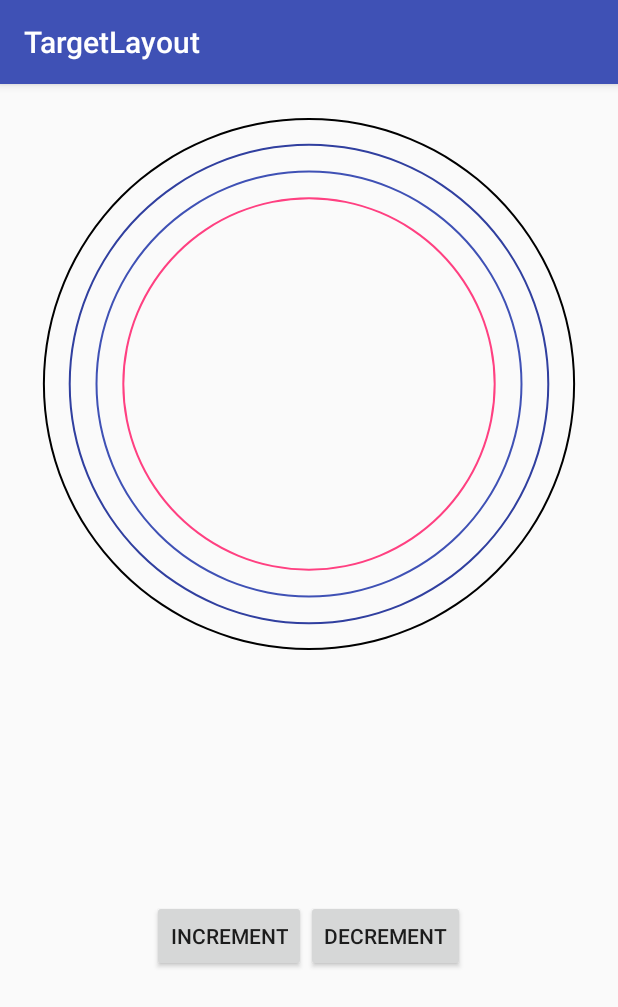
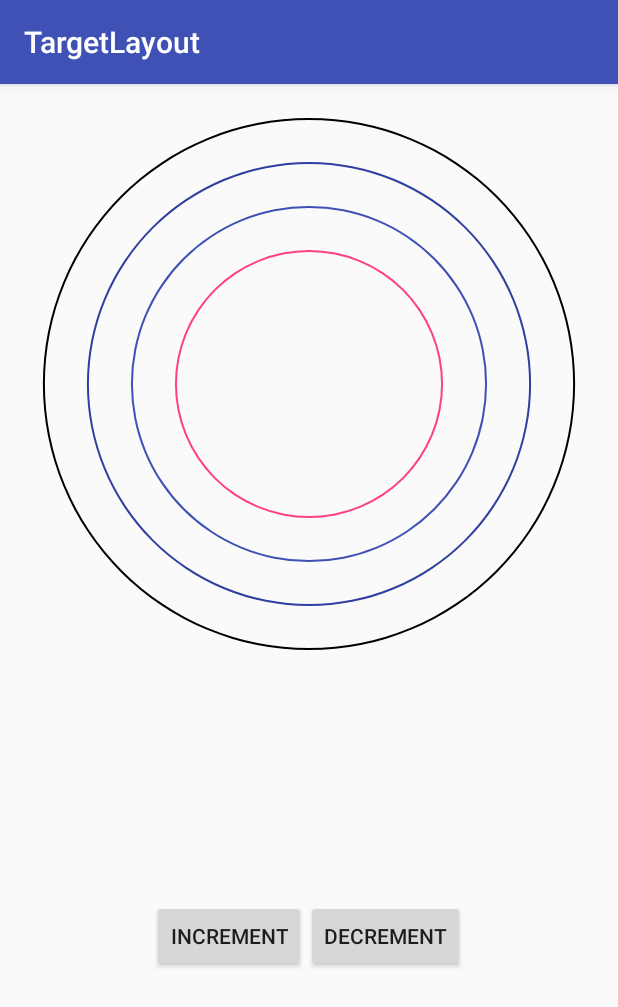
Before and after one commit to tsalik/target-layout, an Android app: the screen it shows after launch (MainActivity), on a phone screen of 412 x 824 dp. Shown: the top 1007 px of the screen. Run offline under Robolectric (Android 15) with nearby library versions, the phone set to English and light mode, and no system bars.

Commit message:
fixes stepPercent calculation when fixing is needed

```diff
--- a/TargetLayout/demo/src/main/res/layout/activity_main.xml
+++ b/TargetLayout/demo/src/main/res/layout/activity_main.xml
@@ -20,7 +20,7 @@
         android:layout_weight="0.5"
         app:levelDrawable="@drawable/levels"
         app:max_number_of_levels="4"
-        app:center_percent="0.7"
+        app:center_percent="0.5"
         app:step_percent="0.2"/>
 
     <LinearLayout
--- a/TargetLayout/targetlayout/src/main/java/com/ktsal/targetlayout/TargetLayout.java
+++ b/TargetLayout/targetlayout/src/main/java/com/ktsal/targetlayout/TargetLayout.java
@@ -41,15 +41,6 @@ public class TargetLayout extends FrameLayout implements TargetAction {
     }
 
     @Override
-    protected void onMeasure(int widthMeasureSpec, int heightMeasureSpec) {
-        super.onMeasure(widthMeasureSpec, heightMeasureSpec);
-
-        int width = getMeasuredWidth();
-        int height = getMeasuredHeight();
-        fixStepPercentIfNeeded(width, height);
-    }
-
-    @Override
     protected void onDraw(Canvas canvas) {
 
         int canvasWidth = canvas.getWidth();
@@ -59,6 +50,7 @@ public class TargetLayout extends FrameLayout implements TargetAction {
         Log.i(TAG, String.format(Locale.getDefault(), "canvas width: %d, height: %d", canvasWidth, canvasHeight));
         Target.Level current = target.getCurrentLevel();
         if (current != null) {
+            fixStepPercentIfNeeded(canvasWidth, canvasHeight);
             for (int position = current.getPosition(); position < maxNumberOfLevels; position++) {
                 // draw always from the first drawable to the last
                 levelListDrawable.setLevel(position - current.getPosition());
@@ -128,14 +120,16 @@ public class TargetLayout extends FrameLayout implements TargetAction {
     }
 
     private void fixStepPercentIfNeeded(int width, int height) {
-
+        int maxViewSize = Math.min(width, height);
         Target.Level maxLevel = target.getLevelAt(maxNumberOfLevels - 1);
-        if (maxLevel != null) {
+        Target.Level centerLevel = target.getLevelAt(0);
+        if (maxLevel != null && centerLevel != null) {
             computeDrawingBounds(width, height, maxLevel.getSizePercent());
             int maxLevelSize = drawingBounds.width();
-            int maxViewSize = Math.min(width, height);
+            computeDrawingBounds(width, height, centerLevel.getSizePercent());
+            int centerSize = drawingBounds.width();
             if (maxLevelSize > maxViewSize) {
-                stepPercent = (float) (maxLevelSize - maxViewSize) / (maxViewSize * (maxNumberOfLevels - 1));
+                stepPercent = (float) (maxViewSize - centerSize) / (maxViewSize * (maxNumberOfLevels - 1));
                 updateTarget();
             }
         }
```
